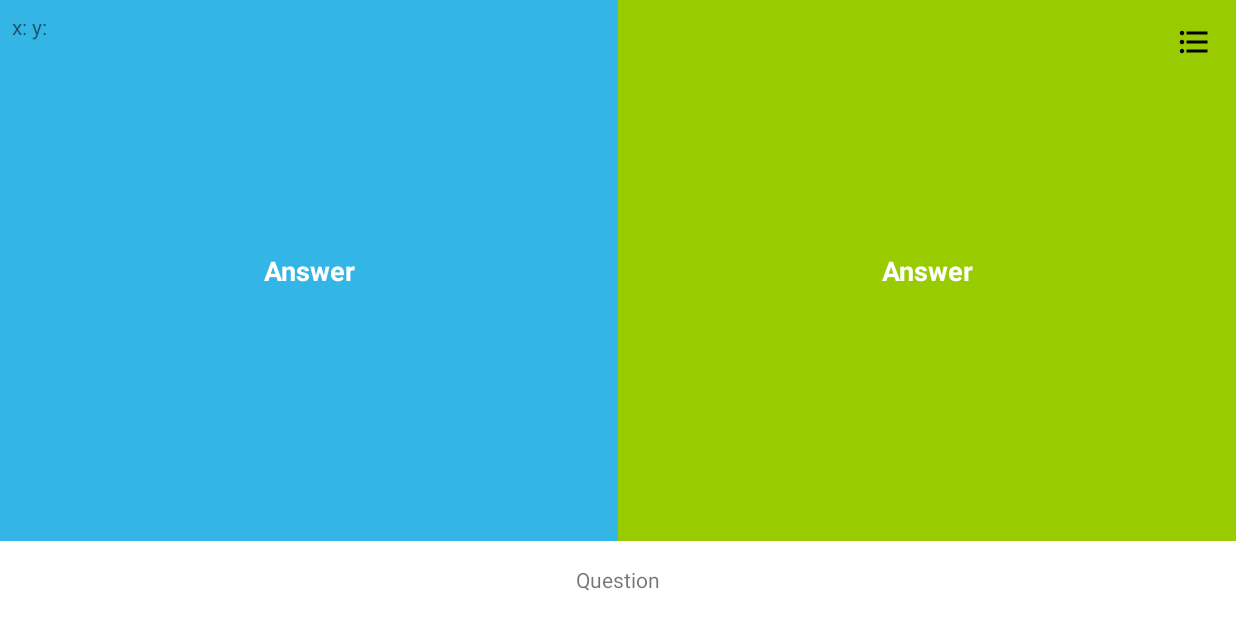
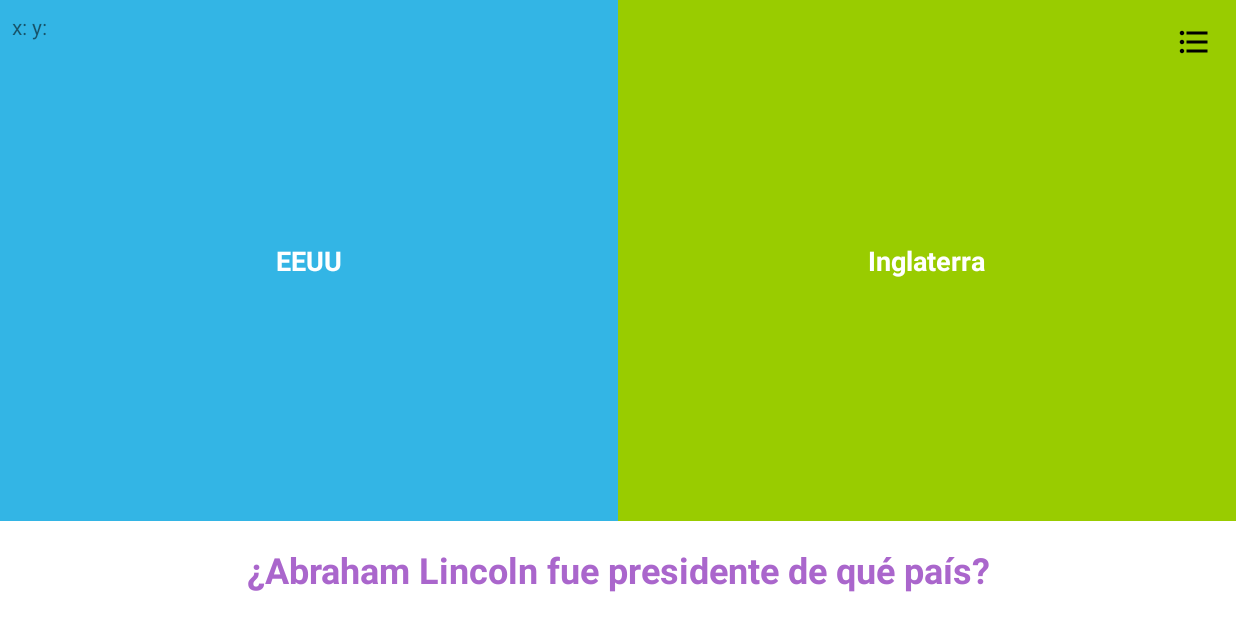
Before and after one commit to ardon-dev/AccelerometerQuizGame, an Android app: the fragment GameFragment placed in its activity, on a phone screen of 824 x 412 dp (held sideways). Run offline under Robolectric (Android 15) with nearby library versions, the phone set to English and light mode, and no system bars; our stand-ins replace Room's generated code.

Commit message:
Las preguntas son seleccionadas al mover el dispositivo hacia un lado, las respuesta seleccionada es validada, al momento en que se acaban las preguntas se termina el juego y regresa a la pantalla de inicio

```diff
--- a/app/src/main/AndroidManifest.xml
+++ b/app/src/main/AndroidManifest.xml
@@ -9,7 +9,10 @@
         android:roundIcon="@mipmap/ic_launcher_round"
         android:supportsRtl="true"
         android:theme="@style/AppTheme">
-        <activity android:name=".QuestionsActivity" android:screenOrientation="landscape"></activity>
+        <activity android:name=".GameActivity" android:screenOrientation="landscape"></activity>
+        <activity
+            android:name=".QuestionsActivity"
+            android:screenOrientation="landscape" />
         <activity
             android:name=".MainActivity"
             android:screenOrientation="landscape">
--- a/app/src/main/java/com/example/vege/quizgame/Adapter/QuestionAdapter.java
+++ b/app/src/main/java/com/example/vege/quizgame/Adapter/QuestionAdapter.java
@@ -34,7 +34,8 @@ public class QuestionAdapter extends RecyclerView.Adapter<QuestionAdapter.ViewHo
         viewHolder.mQuestion.setText(question.getQuestion_question());
         viewHolder.mAnswers.setText(question.getQuestion_answer_1() +
                 " / " +
-                question.getQuestion_answer_2());
+                question.getQuestion_answer_2() +
+                " / " + question.getQuestion_answer_right());
 
     }
 
--- a/app/src/main/java/com/example/vege/quizgame/DataBase/Question.java
+++ b/app/src/main/java/com/example/vege/quizgame/DataBase/Question.java
@@ -19,10 +19,14 @@ public class Question {
     @ColumnInfo(name = "question_answer_2")
     public String question_answer_2;
 
-    public Question(String question_question, String question_answer_1, String question_answer_2) {
+    @ColumnInfo(name = "question_answer_right")
+    public String question_answer_right;
+
+    public Question(String question_question, String question_answer_1, String question_answer_2, String question_answer_right) {
         this.question_question = question_question;
         this.question_answer_1 = question_answer_1;
         this.question_answer_2 = question_answer_2;
+        this.question_answer_right = question_answer_right;
     }
 
     public int getQuestion_id() {
@@ -56,4 +60,13 @@ public class Question {
     public void setQuestion_answer_2(String question_answer_2) {
         this.question_answer_2 = question_answer_2;
     }
+
+    public String getQuestion_answer_right() {
+        return question_answer_right;
+    }
+
+    public void setQuestion_answer_right(String question_answer_right) {
+        this.question_answer_right = question_answer_right;
+    }
+
 }
--- a/app/src/main/java/com/example/vege/quizgame/DataBase/QuestionDao.java
+++ b/app/src/main/java/com/example/vege/quizgame/DataBase/QuestionDao.java
@@ -24,4 +24,7 @@ public interface QuestionDao {
     @Query("SELECT question_answer_2 FROM question WHERE question_id = :id")
     String getSingleAnswerTwo(int id);
 
+    @Query("SELECT question_answer_right FROM question WHERE question_id = :id")
+    String getSingleAnswerRight(int id);
+
 }
--- a/app/src/main/java/com/example/vege/quizgame/MainActivity.java
+++ b/app/src/main/java/com/example/vege/quizgame/MainActivity.java
@@ -7,9 +7,11 @@ import android.hardware.Sensor;
 import android.hardware.SensorEvent;
 import android.hardware.SensorEventListener;
 import android.hardware.SensorManager;
+import android.media.MediaPlayer;
 import android.support.v7.app.AppCompatActivity;
 import android.os.Bundle;
 import android.view.View;
+import android.view.WindowManager;
 import android.widget.ImageView;
 import android.widget.TextView;
 
@@ -27,6 +29,8 @@ public class MainActivity extends AppCompatActivity implements SensorEventListen
     @Override
     protected void onCreate(Bundle savedInstanceState) {
         super.onCreate(savedInstanceState);
+        //hide status bar
+        getWindow().setFlags(WindowManager.LayoutParams.FLAG_FULLSCREEN, WindowManager.LayoutParams.FLAG_FULLSCREEN);
         setContentView(R.layout.activity_main);
 
         mCoordinates = findViewById(R.id.coordinates);
@@ -34,6 +38,56 @@ public class MainActivity extends AppCompatActivity implements SensorEventListen
         //database build
         db = Room.databaseBuilder(this, AppDataBase.class, "question_db")
                 .allowMainThreadQueries().build();
+
+        db.questionDao().insertAllQuestion(new Question("¿Cuántos días tiene un año bisiesto?",
+                "365 días",
+                "366 días",
+                "366 días"));
+
+        db.questionDao().insertAllQuestion(new Question("¿Abraham Lincoln fue presidente de qué país?",
+                "EEUU",
+                "Inglaterra",
+                "EEUU"));
+
+        db.questionDao().insertAllQuestion(new Question("¿Cuál es la capital de China?",
+                "Hong Kong",
+                "Tokio",
+                "Hong Kong"));
+
+        db.questionDao().insertAllQuestion(new Question("¿Cómo se conoce a la escritura del Antiguo Egipto?",
+                "Hebraica",
+                "Jeroglíficos",
+                "Jeroglíficos"));
+
+        db.questionDao().insertAllQuestion(new Question("¿Dónde podemos encontrar la Estatua de la Libertad?",
+                "Nueva York",
+                "Los Ángeles",
+                "Nueva York"));
+
+        db.questionDao().insertAllQuestion(new Question("¿Qué hombre puso por primera vez el pie en la Luna?",
+                "Lindbergh",
+                "Armstrong",
+                "Armstrong"));
+
+        db.questionDao().insertAllQuestion(new Question("¿Cuántas estaciones tiene el año?",
+                "Cuatro",
+                "Cinco",
+                "Cuatro"));
+
+        db.questionDao().insertAllQuestion(new Question("¿A qué aparato pertenecen las venas?",
+                "Circulatorio",
+                "Digestivo",
+                "Circulatorio"));
+
+        db.questionDao().insertAllQuestion(new Question("¿Qué aparato se encarga de recoger oxígeno?",
+                "Respiratorio",
+                "Escretor",
+                "Respiratorio"));
+
+        db.questionDao().insertAllQuestion(new Question("¿Por qué sudamos cuando hace calor?",
+                "Para evitar el cansancio",
+                "Para regular la temperatura corporal",
+                "Para regular la temperatura corporal"));
 
         //sensor setup
         sensorConfig();
@@ -125,4 +179,6 @@ public class MainActivity extends AppCompatActivity implements SensorEventListen
         });
 
     }
+
+
 }
--- /dev/null
+++ b/app/src/main/res/drawable/ic_arrow_back_24dp.xml
@@ -0,0 +1,5 @@
+<vector android:height="24dp" android:tint="#FFFFFF"
+    android:viewportHeight="24.0" android:viewportWidth="24.0"
+    android:width="24dp" xmlns:android="http://schemas.android.com/apk/res/android">
+    <path android:fillColor="#FF000000" android:pathData="M20,11H7.83l5.59,-5.59L12,4l-8,8 8,8 1.41,-1.41L7.83,13H20v-2z"/>
+</vector>
--- a/app/src/main/res/layout-land/fragment_game.xml
+++ b/app/src/main/res/layout-land/fragment_game.xml
@@ -54,9 +54,20 @@
         android:layout_width="match_parent"
         android:layout_height="wrap_content"
         android:text="Question"
+        android:textColor="@android:color/holo_purple"
+        android:textSize="24sp"
+        android:textStyle="bold"
         android:background="@android:color/white"
         android:layout_alignParentBottom="true"
         android:padding="16dp"
         android:textAlignment="center"/>
 
+    <TextView
+        android:id="@+id/gameFinishedText"
+        android:layout_width="wrap_content"
+        android:layout_height="wrap_content"
+        android:text="JUEGO FINALIZADO"
+        android:layout_centerInParent="true"
+        android:visibility="invisible"/>
+
 </RelativeLayout>
--- a/app/src/main/res/values/styles.xml
+++ b/app/src/main/res/values/styles.xml
@@ -9,8 +9,8 @@
     </style>
 
     <style name="ButtonText" parent="TextAppearance.AppCompat">
-        <item name="android:textColor">@color/colorAccent</item>
-        <item name="android:textSize">24sp</item>
+        <item name="android:textColor">@android:color/white</item>
+        <item name="android:textSize">32sp</item>
         <item name="android:textAlignment">center</item>
         <item name="android:textAppearanceMedium">@style/Base.TextAppearance.AppCompat.Medium</item>
         <item name="android:textStyle">bold</item>
```
Also changed, not shown: app/src/main/java/com/example/vege/quizgame/Fragments/GameFragment.java (+102 -15 lines), app/src/main/java/com/example/vege/quizgame/Fragments/HomeFragment.java (+4 -3 lines), app/src/main/java/com/example/vege/quizgame/GameActivity.java (added, +58 -0 lines), app/src/main/res/drawable/ic_arrow_upward_24dp.xml (added, +9 -0 lines), app/src/main/res/layout-land/activity_game.xml (added, +17 -0 lines), app/src/main/res/layout-land/fragment_home.xml (+19 -6 lines), app/src/main/res/layout/activity_game.xml (added, +9 -0 lines), 3 other files.
